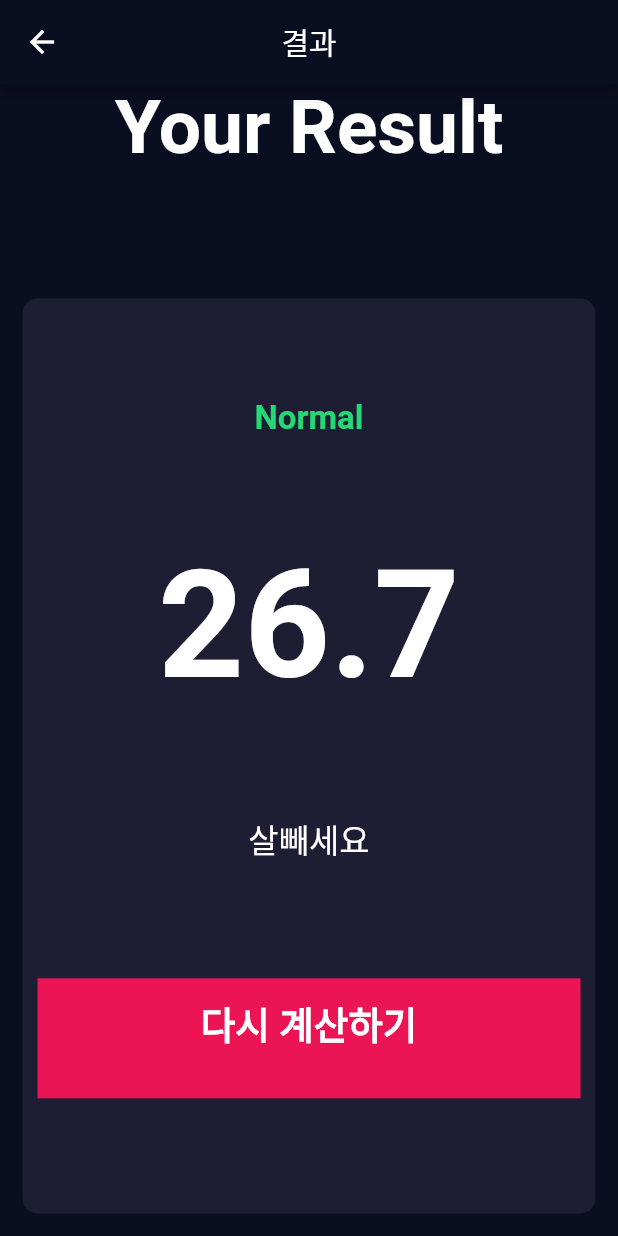
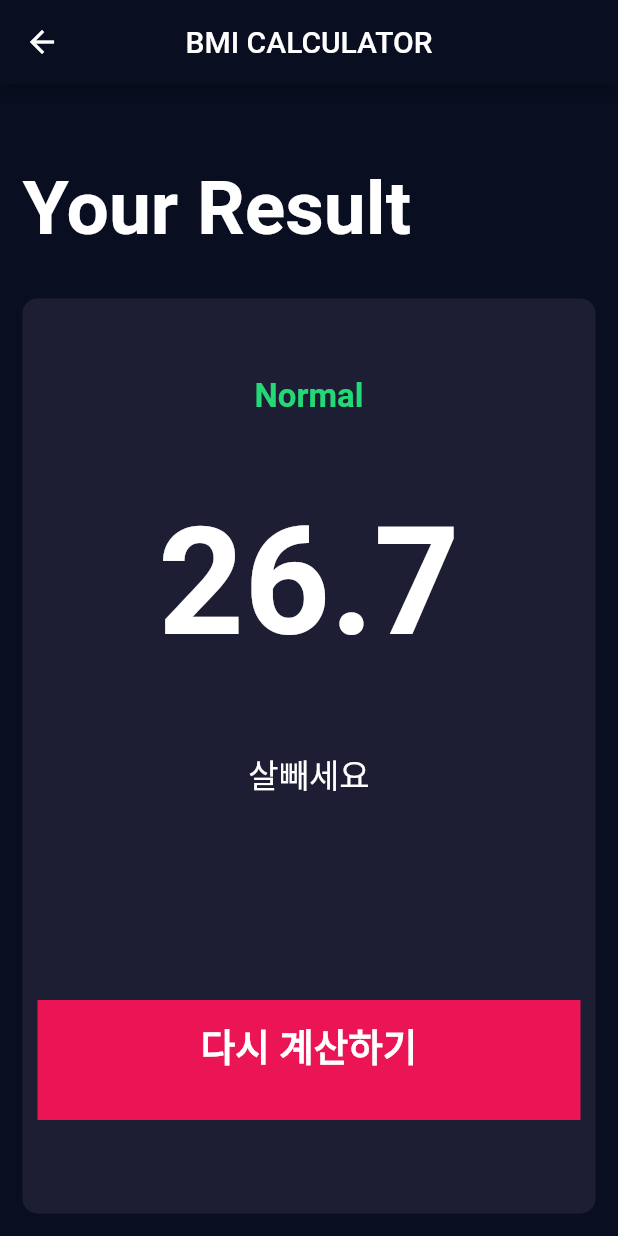
Before and after one commit to Yoonwoojae/bmi_calculator, a Flutter app: the screen it shows after launch, after a tap on "계산하기", on a phone screen of 412 x 824 dp. Run offline on Flutter 3.47's test engine with Material 2 defaults, Android fonts, the phone set to English and light mode, and no system bars; our stand-ins replace font_awesome_flutter.

Commit message:
ui 마무리

```diff
--- a/lib/components/bottom_button.dart
+++ b/lib/components/bottom_button.dart
@@ -1,5 +1,4 @@
 import 'package:flutter/material.dart';
-import '../screens/result_page.dart';
 import '../constants.dart';
 
 class BottomButton extends StatelessWidget {
@@ -11,14 +10,7 @@ class BottomButton extends StatelessWidget {
   @override
   Widget build(BuildContext context) {
     return GestureDetector(
-      onTap: () {
-        Navigator.push(
-          context,
-          MaterialPageRoute(
-            builder: (context) => ResultPage(),
-          ),
-        );
-      },
+      onTap: onTap,
       child: Container(
         child: Center(
           child: Text(
--- a/lib/screens/input_page.dart
+++ b/lib/screens/input_page.dart
@@ -5,6 +5,7 @@ import '../components/reusable_card.dart';
 import '../constants.dart';
 import '../components/bottom_button.dart';
 import '../components/round_icon_button.dart';
+import 'result_page.dart';
 
 enum Gender {
   male,
@@ -230,7 +231,17 @@ class _InputPageState extends State<InputPage> {
               ],
             ),
           ),
-          BottomButton(buttonTitle: '계산하기'),
+          BottomButton(
+            buttonTitle: '계산하기',
+            onTap: () {
+              Navigator.push(
+                context,
+                MaterialPageRoute(
+                  builder: (context) => ResultPage(),
+                ),
+              );
+            },
+          ),
         ],
       ),
     );
--- a/lib/screens/result_page.dart
+++ b/lib/screens/result_page.dart
@@ -2,6 +2,7 @@ import 'package:flutter/cupertino.dart';
 import 'package:flutter/material.dart';
 import '../constants.dart';
 import '../components/reusable_card.dart';
+import '../components/bottom_button.dart';
 
 class ResultPage extends StatelessWidget {
   @override
@@ -9,13 +10,15 @@ class ResultPage extends StatelessWidget {
     return Scaffold(
       appBar: AppBar(
         centerTitle: true,
-        title: Text('결과'),
+        title: Text('BMI CALCULATOR'),
       ),
       body: Column(
         mainAxisAlignment: MainAxisAlignment.spaceEvenly,
         children: <Widget>[
           Expanded(
             child: Container(
+              padding: EdgeInsets.all(15.0),
+              alignment: Alignment.bottomLeft,
               child: Text(
                 'Your Result',
                 style: kTitleTextStyle,
@@ -40,25 +43,17 @@ class ResultPage extends StatelessWidget {
                   ),
                   Text(
                     '살빼세요',
+                    textAlign: TextAlign.center,
                     style: bodyTextStyle,
                   ),
-                  GestureDetector(
+                  SizedBox(
+                    height: 20.0,
+                  ),
+                  BottomButton(
+                    buttonTitle: '다시 계산하기',
                     onTap: () {
                       Navigator.pop(context);
                     },
-                    child: Container(
-                      child: Center(
-                        child: Text(
-                          '다시 계산하기',
-                          style: kLargeButtonTextStyle,
-                        ),
-                      ),
-                      color: bottomContainerColor,
-                      padding: EdgeInsets.only(bottom: 20.0),
-                      margin: EdgeInsets.all(10.0),
-                      width: double.infinity,
-                      height: bottomContainerHeight,
-                    ),
                   ),
                 ],
               ),
```
